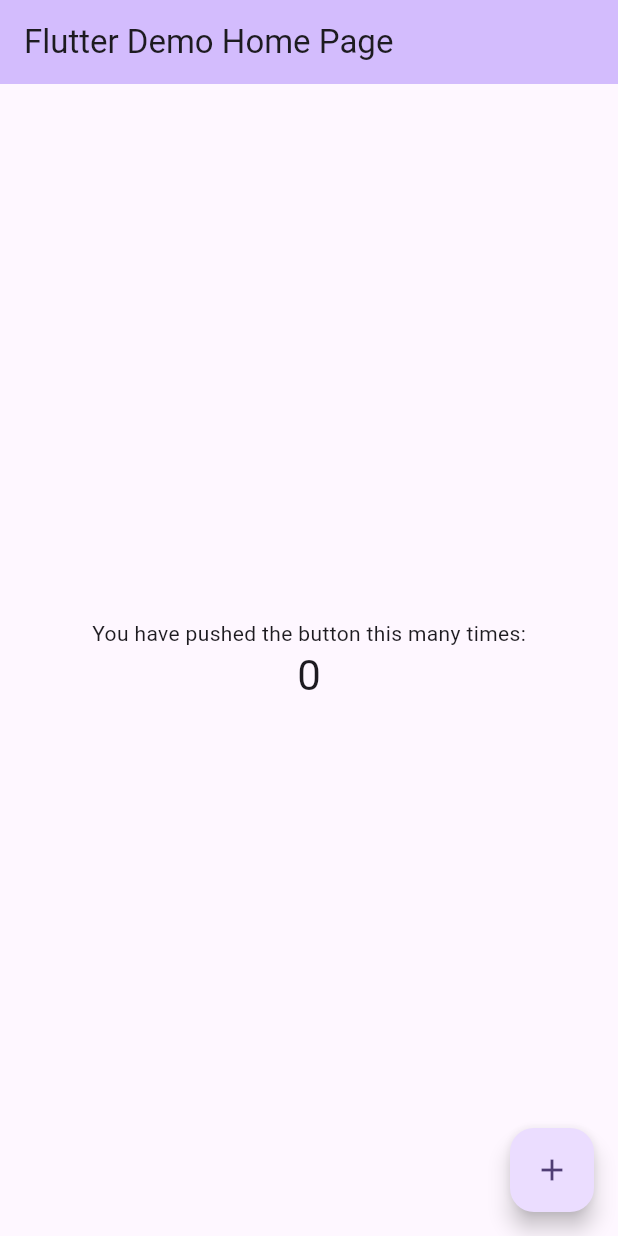
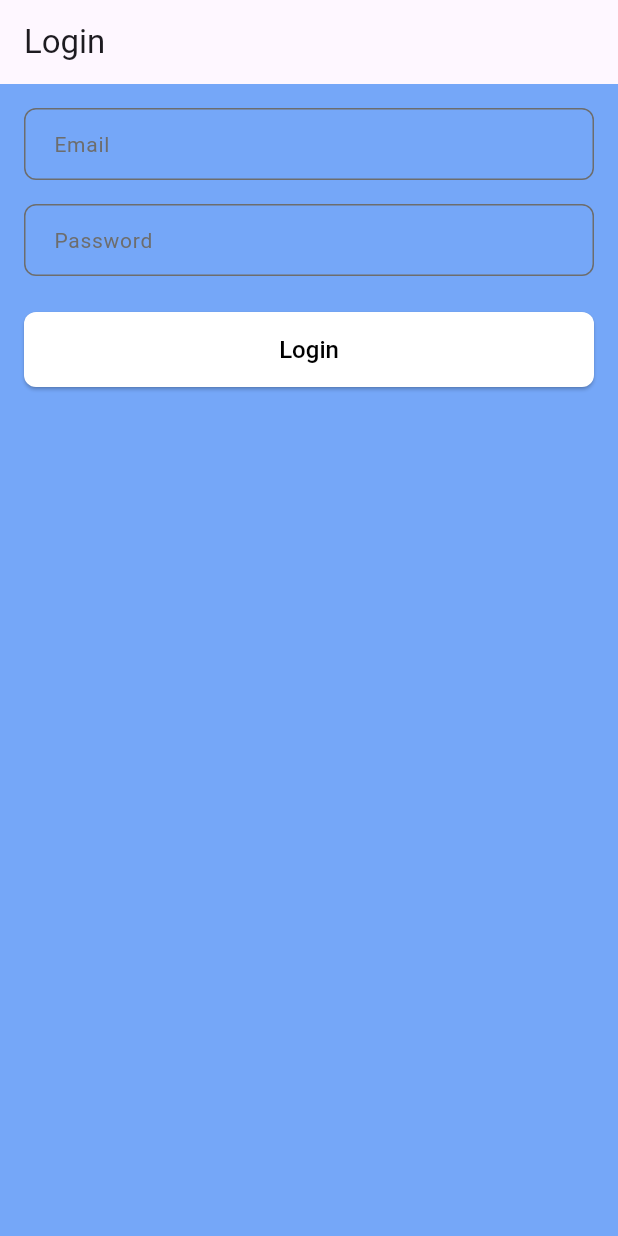
Before and after one commit to Anasfassih8/e_commerce_figma, a Flutter app: the screen it shows after launch, on a phone screen of 412 x 824 dp. Run offline on Flutter 3.47's test engine with Material 3 defaults, Android fonts, the phone set to English and light mode, and no system bars; our stand-ins replace dio, flutter_svg.

Commit message:
changes and adding ui

```diff
--- a/lib/core/app_strings.dart
+++ b/lib/core/app_strings.dart
@@ -7,5 +7,6 @@ class AppStrings {
   static const String bomberJacket="Bomber Jacket";
   static const String swipeDetails="Swipe up for details";
   static const String priceJacket="49.99 EUR";
+  static const String shopNow="Shop Now";
 
 }
--- /dev/null
+++ b/lib/core/managers/theme_manager.dart
@@ -0,0 +1,14 @@
+import 'package:flutter/material.dart';
+
+class ThemeManager {
+  static ValueNotifier<ThemeMode> themeNotifier = ValueNotifier(ThemeMode.light);
+
+  static void toggleTheme() {
+    themeNotifier.value =
+        themeNotifier.value == ThemeMode.light
+            ?
+            //
+            ThemeMode.dark
+            : ThemeMode.light;
+  }
+}
--- /dev/null
+++ b/lib/core/theme/app_theme.dart
@@ -0,0 +1,43 @@
+import 'package:e_commerce_figma/core/app_colors.dart';
+import 'package:flutter/material.dart';
+
+class AppThemes {
+  static final lightTheme = _generalTheme(isDark: false);
+
+  static final darkTheme = _generalTheme(isDark: true);
+
+  static ThemeData _generalTheme({required bool isDark}) {
+    return ThemeData(
+      brightness: isDark ? Brightness.dark : Brightness.light,
+      scaffoldBackgroundColor: isDark ? AppColors.black : AppColors.whiteBackground,
+      primaryColor: AppColors.primary,
+
+      inputDecorationTheme: InputDecorationTheme(
+        contentPadding: const EdgeInsets.symmetric(horizontal: 12, vertical: 8),
+        hintStyle: TextStyle(fontSize: 14, color: isDark ? AppColors.white : AppColors.grey, fontWeight: FontWeight.w400),
+        enabledBorder: OutlineInputBorder(borderSide: BorderSide(width: 1, color: isDark ? AppColors.white : AppColors.grey), borderRadius: BorderRadius.circular(8)),
+        disabledBorder: OutlineInputBorder(borderSide: BorderSide(width: 1, color: isDark ? AppColors.white.withAlpha(50) : AppColors.grey.withAlpha(50)), borderRadius: BorderRadius.circular(8)),
+        focusedBorder: OutlineInputBorder(borderSide: BorderSide(width: 1, color: AppColors.primary), borderRadius: BorderRadius.circular(8)),
+        errorBorder: OutlineInputBorder(borderSide: BorderSide(width: 1.5, color: AppColors.red)),
+        suffixIconColor: AppColors.grey,
+        prefixIconColor: AppColors.grey,
+      ),
+      elevatedButtonTheme: ElevatedButtonThemeData(
+        style:
+        //
+        ButtonStyle(
+          backgroundColor: WidgetStateProperty.all(AppColors.primary),
+          //
+          foregroundColor: WidgetStateProperty.all(AppColors.black),
+          shape: WidgetStateProperty.all(
+            RoundedRectangleBorder(
+              borderRadius: BorderRadius.circular(8),
+              //
+            ),
+          ),
+          textStyle: WidgetStateProperty.all(TextStyle(fontSize: 16, fontWeight: FontWeight.w500)),
+        ),
+      ),
+    );
+  }
+}
--- a/lib/main.dart
+++ b/lib/main.dart
@@ -1,8 +1,14 @@
+import 'package:e_commerce_figma/core/theme/app_theme.dart';
+import 'package:e_commerce_figma/core/managers/theme_manager.dart';
+import 'package:e_commerce_figma/presentation/features/auth/login_screen.dart';
 import 'package:flutter/material.dart';
 
 void main() {
   runApp(const MyApp());
 }
+
+final GlobalKey<NavigatorState> appKey = GlobalKey<NavigatorState>();
+BuildContext get appContext => appKey.currentContext!;
 
 class MyApp extends StatelessWidget {
   const MyApp({super.key});
@@ -10,113 +16,19 @@ class MyApp extends StatelessWidget {
   // This widget is the root of your application.
   @override
   Widget build(BuildContext context) {
-    return MaterialApp(
-      title: 'Flutter Demo',
-      theme: ThemeData(
-        // This is the theme of your application.
-        //
-        // TRY THIS: Try running your application with "flutter run". You'll see
-        // the application has a purple toolbar. Then, without quitting the app,
-        // try changing the seedColor in the colorScheme below to Colors.green
-        // and then invoke "hot reload" (save your changes or press the "hot
-        // reload" button in a Flutter-supported IDE, or press "r" if you used
-        // the command line to start the app).
-        //
-        // Notice that the counter didn't reset back to zero; the application
-        // state is not lost during the reload. To reset the state, use hot
-        // restart instead.
-        //
-        // This works for code too, not just values: Most code changes can be
-        // tested with just a hot reload.
-        colorScheme: ColorScheme.fromSeed(seedColor: Colors.deepPurple),
-      ),
-      home: const MyHomePage(title: 'Flutter Demo Home Page'),
+    return ValueListenableBuilder<ThemeMode>(
+      valueListenable: ThemeManager.themeNotifier,
+      builder:
+          (context, value, child) => MaterialApp(
+            title: 'ecommerce app',
+            theme: AppThemes.lightTheme,
+
+            darkTheme: AppThemes.darkTheme,
+            themeMode: value,
+
+            home: LoginPage(),
+            navigatorKey: appKey,
+          ),
     );
   }
 }
-
-class MyHomePage extends StatefulWidget {
-  const MyHomePage({super.key, required this.title});
-
-  // This widget is the home page of your application. It is stateful, meaning
-  // that it has a State object (defined below) that contains fields that affect
-  // how it looks.
-
-  // This class is the configuration for the state. It holds the values (in this
-  // case the title) provided by the parent (in this case the App widget) and
-  // used by the build method of the State. Fields in a Widget subclass are
-  // always marked "final".
-
-  final String title;
-
-  @override
-  State<MyHomePage> createState() => _MyHomePageState();
-}
-
-class _MyHomePageState extends State<MyHomePage> {
-  int _counter = 0;
-
-  void _incrementCounter() {
-    setState(() {
-      // This call to setState tells the Flutter framework that something has
-      // changed in this State, which causes it to rerun the build method below
-      // so that the display can reflect the updated values. If we changed
-      // _counter without calling setState(), then the build method would not be
-      // called again, and so nothing would appear to happen.
-      _counter++;
-    });
-  }
-
-  @override
-  Widget build(BuildContext context) {
-    // This method is rerun every time setState is called, for instance as done
-    // by the _incrementCounter method above.
-    //
-    // The Flutter framework has been optimized to make rerunning build methods
-    // fast, so that you can just rebuild anything that needs updating rather
-    // than having to individually change instances of widgets.
-    return Scaffold(
-      appBar: AppBar(
-        // TRY THIS: Try changing the color here to a specific color (to
-        // Colors.amber, perhaps?) and trigger a hot reload to see the AppBar
-        // change color while the other colors stay the same.
-        backgroundColor: Theme.of(context).colorScheme.inversePrimary,
-        // Here we take the value from the MyHomePage object that was created by
-        // the App.build method, and use it to set our appbar title.
-        title: Text(widget.title),
-      ),
-      body: Center(
-        // Center is a layout widget. It takes a single child and positions it
-        // in the middle of the parent.
-        child: Column(
-          // Column is also a layout widget. It takes a list of children and
-          // arranges them vertically. By default, it sizes itself to fit its
-          // children horizontally, and tries to be as tall as its parent.
-          //
-          // Column has various properties to control how it sizes itself and
-          // how it positions its children. Here we use mainAxisAlignment to
-          // center the children vertically; the main axis here is the vertical
-          // axis because Columns are vertical (the cross axis would be
-          // horizontal).
-          //
-          // TRY THIS: Invoke "debug painting" (choose the "Toggle Debug Paint"
-          // action in the IDE, or press "p" in the console), to see the
-          // wireframe for each widget.
-          mainAxisAlignment: MainAxisAlignment.center,
-          children: <Widget>[
-            const Text('You have pushed the button this many times:'),
-            Text(
-              '$_counter',
-              style: Theme.of(context).textTheme.headlineMedium,
-            ),
-          ],
-        ),
-      ),
-      floatingActionButton: FloatingActionButton(
-        onPressed: _incrementCounter,
-        tooltip: 'Increment',
-        child: const Icon(Icons.add),
-      ), // This trailing comma makes auto-formatting nicer for build methods.
-    );
-  }
-}
--- /dev/null
+++ b/lib/presentation/features/auth/login_screen.dart
@@ -0,0 +1,44 @@
+import 'package:e_commerce_figma/core/app_colors.dart';
+import 'package:e_commerce_figma/presentation/features/home/view/home_page.dart';
+import 'package:e_commerce_figma/presentation/widgets/app_buttons.dart';
+import 'package:e_commerce_figma/presentation/widgets/app_textFields.dart';
+import 'package:flutter/material.dart';
+
+class LoginPage extends StatelessWidget {
+  final TextEditingController emailController = TextEditingController();
+  final TextEditingController passwordController = TextEditingController();
+
+  @override
+  Widget build(BuildContext context) {
+    return Scaffold(
+      appBar: AppBar(title: Text('Login')),
+      body: Container(
+        color: AppColors.primary,
+        padding: const EdgeInsets.all(16),
+        child: Column(
+          children: [
+            CustomTextField(hintText: 'Email', controller: emailController, onChange: (String ) {  }, prefixIcon: null,),
+            SizedBox(height: 16),
+            CustomTextField(
+              hintText: 'Password',
+              controller: passwordController, onChange: (String ) {  }, prefixIcon: null,
+
+            ),
+            SizedBox(height: 24),
+            CustomButton(
+             onPressed: () {
+                Navigator.push(context, MaterialPageRoute(builder: (context) => HomePage()));
+              },
+              color: AppColors.white,
+              text: 'Login',
+              width: double.infinity,
+              height: 50,
+
+            ),
+
+          ],
+        ),
+      ),
+    );
+  }
+}
--- a/lib/core/app_buttons.dart
+++ b/lib/presentation/widgets/app_buttons.dart
@@ -5,20 +5,29 @@ class CustomButton extends StatelessWidget {
   final String text;
   final VoidCallback onPressed;
   final Color? color;
+  final double? width;
+  final double? height;
 
   const CustomButton({
     this.color,
     required this.text,
     required this.onPressed,
+    required this.width,
+    required this.height,
   });
 
   @override
   Widget build(BuildContext context) {
-    return ElevatedButton(
+    return SizedBox(
+      width: width??double.infinity,
+      height: height?? 50,
+    child:ElevatedButton(
       style: ElevatedButton.styleFrom(minimumSize: Size(double.infinity,50),
                                       backgroundColor: color?? AppColors.lightGrey),
       onPressed: onPressed,
       child: Text(text),
+    )
+
     );
   }
 }
--- a/lib/core/app_textFields.dart
+++ b/lib/presentation/widgets/app_textFields.dart
@@ -3,10 +3,14 @@ import 'package:flutter/material.dart';
 class CustomTextField extends StatefulWidget {
   final String hintText;
   final TextEditingController controller;
+  final Function(String)? onChange;
+  final Widget? prefixIcon;
 
   const CustomTextField({
     required this.hintText,
     required this.controller,
+    required this.onChange,
+    required this.prefixIcon
   });
 
   @override
```
Also changed, not shown: lib/core/animation/custom_fading_widget.dart (added, +44 -0 lines), lib/presentation/features/cart/controller/cart_controller.dart (added, +48 -0 lines), lib/presentation/features/home/controller/home_controller.dart (added, +21 -0 lines), lib/presentation/features/home/view/home_page.dart (added, +70 -0 lines), lib/presentation/features/home/widgets/categories_list.dart (added, +59 -0 lines), lib/presentation/features/home/widgets/category_card.dart (added, +22 -0 lines), lib/presentation/features/home/widgets/category_card_loading.dart (added, +17 -0 lines), lib/presentation/features/home/widgets/category_list_loading.dart (added, +24 -0 lines), lib/presentation/features/home/widgets/home_offer.dart (added, +56 -0 lines), lib/presentation/features/home/widgets/home_welcome_header.dart (added, +30 -0 lines), lib/presentation/features/home/widgets/home_welcome_row.dart (added, +28 -0 lines), lib/presentation/features/products/controller/product_controller.dart (added, +22 -0 lines).
